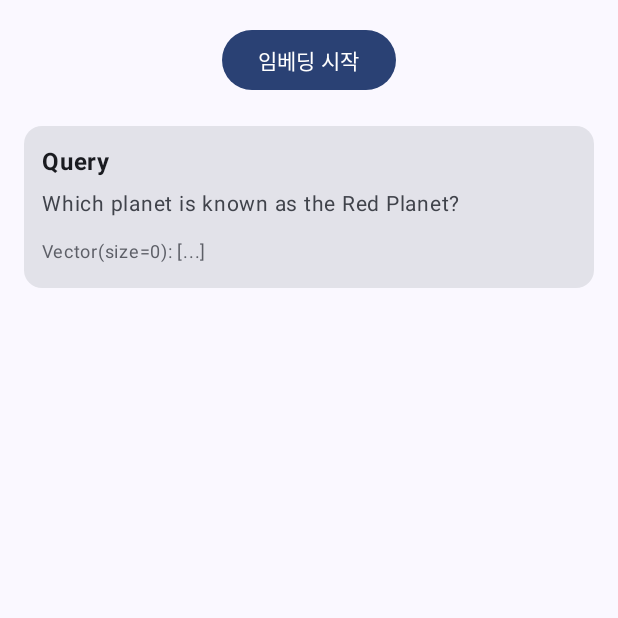
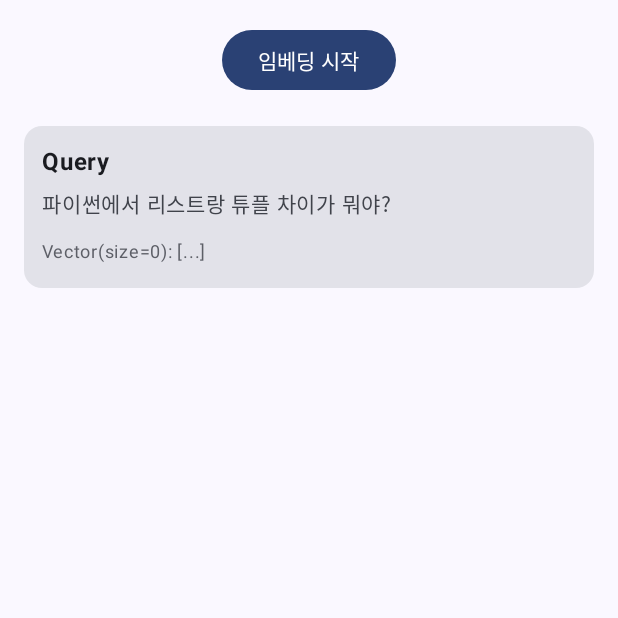
Before and after one commit to jsh00325/SemanticPDF, an Android app built with Jetpack Compose: the screen it shows after launch (MainActivity), after a tap on "임베딩 시작", on a phone screen of 412 x 824 dp, the top half of it. Run offline under Robolectric (Android 15) with nearby library versions, the phone set to English and light mode, and no system bars; our stand-ins replace Dagger/Hilt's generated code; libraries missing offline, so code that uses them is left out: ai.djl.huggingface, com.google.ai.edge; network calls fail; 1 statement that could not run was skipped.

Commit message:
Feat: 명확한 예제로 수정

```diff
--- a/app/src/main/java/com/pdf/semantic/MainActivity.kt
+++ b/app/src/main/java/com/pdf/semantic/MainActivity.kt
@@ -42,11 +42,13 @@ class MainActivity : ComponentActivity() {
 
     private val textsToEmbed =
         mapOf(
-            "Query" to "Which planet is known as the Red Planet?",
-            "Doc 1" to "Venus is often called Earth's twin because of its similar size and proximity.",
-            "Doc 2" to "Mars, known for its reddish appearance, is often referred to as the Red Planet.",
-            "Doc 3" to "Jupiter, the largest planet in our solar system, has a prominent red spot.",
-            "Doc 4" to "Saturn, famous for its rings, is sometimes mistaken for the Red Planet.",
+            "Query" to "파이썬에서 리스트랑 튜플 차이가 뭐야?",
+            "Doc 1" to "파이썬에서 리스트(List)와 튜플(Tuple)의 가장 결정적인 차이점은 '변경 가능성'(Mutability)입니다. 리스트는 생성된 후에 원소를 추가, 삭제, 수정하는 것이 자유로운 '변경 가능한(mutable)' 객체입니다. 반면, 튜플은 한 번 생성되면 그 내용을 바꿀 수 없는 '변경 불가능한(immutable)' 객체입니다.",
+            "Doc 2" to "리스트(List)는 파이썬의 대표적인 순서형 자료구조로, 대괄호 `[]`를 사용하여 생성합니다. `append()` 메소드로 새로운 원소를 추가하거나, `del` 키워드로 특정 인덱스의 원소를 삭제하는 등 다양한 연산을 통해 내용을 자유롭게 수정할 수 있습니다.",
+            "Doc 3" to "튜플(Tuple)은 소괄호 `()`를 사용하여 정의하며, 한 번 생성되면 내부 원소를 변경할 수 없습니다. 이처럼 데이터의 불변성이 보장되어야 할 때, 예를 들어 함수의 반환 값으로 여러 값을 안전하게 전달하고 싶을 때 유용하게 사용됩니다.",
+            "Doc 4" to "딕셔너리(Dictionary)는 'Key'와 'Value'를 한 쌍으로 묶어 관리하는 자료구조입니다. `{}`를 사용하며, 순서가 없는 것이 특징입니다. 각 값에 고유한 키를 부여하여 데이터를 효율적으로 탐색하고 관리할 수 있습니다.",
+            "Doc 5" to "`for` 반복문은 리스트, 튜플, 문자열 등 순회 가능한(iterable) 객체의 원소를 하나씩 차례대로 방문하여 코드 블록을 실행하는 데 사용됩니다. 데이터를 순차적으로 처리해야 할 때 필수적인 구문입니다.",
+            "Doc 6" to "IP 주소는 인터넷에 연결된 각 컴퓨터를 식별하는 고유한 번호입니다. IPv4는 32비트 주소 체계를 사용하며, 4개의 8비트 숫자를 점으로 구분하여 표현합니다."
         )
 
     private fun cosineSimilarity(
--- a/app/src/main/java/com/pdf/semantic/data/repositoryImpl/EmbeddingRepositoryImpl.kt
+++ b/app/src/main/java/com/pdf/semantic/data/repositoryImpl/EmbeddingRepositoryImpl.kt
@@ -20,7 +20,7 @@ class EmbeddingRepositoryImpl
         override suspend fun embedDocumentForRetrieval(
             title: String?,
             text: String,
-        ): FloatArray = embedInput("title: ${title ?: "none"} | text: $text")
+        ): FloatArray = embedInput("title: ${title ?: "\"none\""} | text: $text")
 
         private suspend fun embedInput(input: String): FloatArray {
             var tokens: LongArray
```
